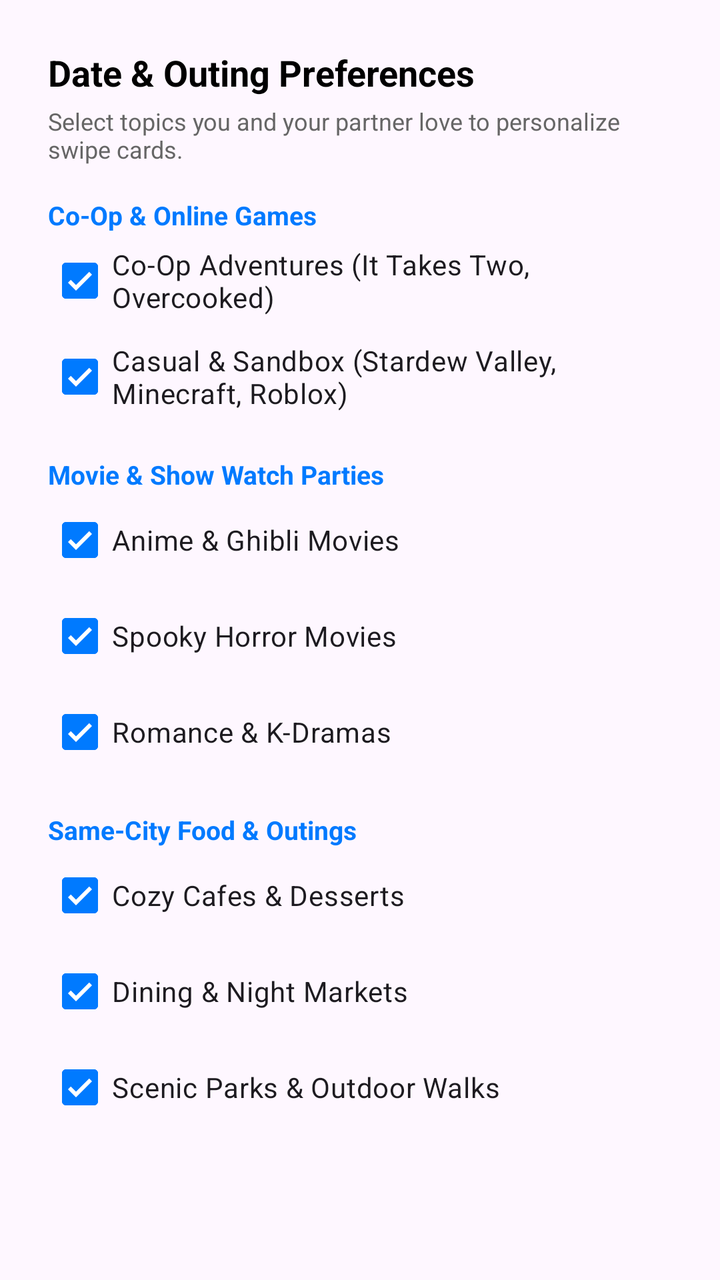
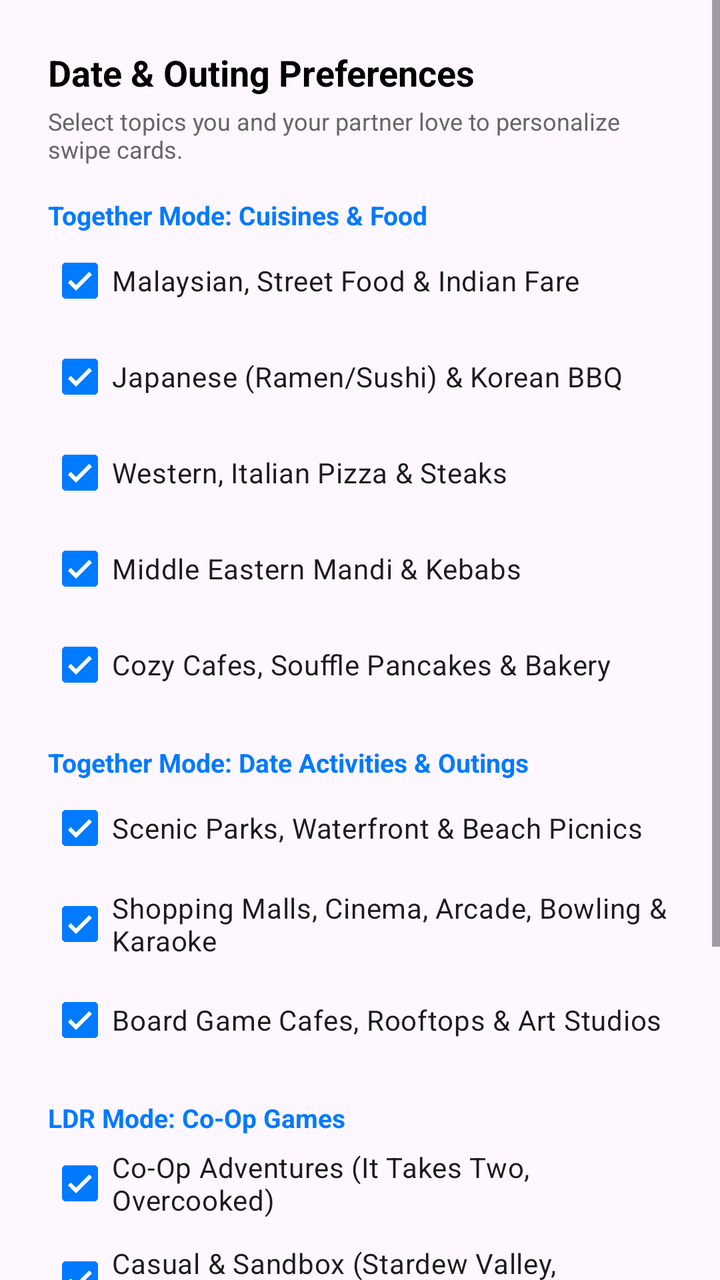

Compare the two renders of this Android layout. The source of the first and the diff that turns it into the second are given below.
<!-- AndroidManifest.xml: application theme Theme.ProjectCecily -->
<!-- res/layout/dialog_date_preferences.xml -->
<?xml version="1.0" encoding="utf-8"?>
<ScrollView xmlns:android="http://schemas.android.com/apk/res/android"
    xmlns:app="http://schemas.android.com/apk/res-auto"
    android:layout_width="match_parent"
    android:layout_height="wrap_content">

    <LinearLayout
        android:layout_width="match_parent"
        android:layout_height="wrap_content"
        android:orientation="vertical"
        android:padding="24dp">

        <TextView
            android:layout_width="wrap_content"
            android:layout_height="wrap_content"
            android:text="Date &amp; Outing Preferences"
            android:textColor="@color/text_primary"
            android:textSize="18sp"
            android:textStyle="bold" />

        <TextView
            android:layout_width="wrap_content"
            android:layout_height="wrap_content"
            android:layout_marginTop="4dp"
            android:text="Select topics you and your partner love to personalize swipe cards."
            android:textColor="@color/text_secondary"
            android:textSize="12sp" />

        
        <TextView
            android:layout_width="wrap_content"
            android:layout_height="wrap_content"
            android:layout_marginTop="16dp"
            android:text="Co-Op &amp; Online Games"
            android:textColor="@color/nav_selected"
            android:textSize="13sp"
            android:textStyle="bold" />

        <com.google.android.material.checkbox.MaterialCheckBox
            android:id="@+id/chkCoOpGames"
            android:layout_width="match_parent"
            android:layout_height="wrap_content"
            android:checked="true"
            android:text="Co-Op Adventures (It Takes Two, Overcooked)" />

        <com.google.android.material.checkbox.MaterialCheckBox
            android:id="@+id/chkCasualGames"
            android:layout_width="match_parent"
            android:layout_height="wrap_content"
            android:checked="true"
            android:text="Casual &amp; Sandbox (Stardew Valley, Minecraft, Roblox)" />

        
        <TextView
            android:layout_width="wrap_content"
            android:layout_height="wrap_content"
            android:layout_marginTop="16dp"
            android:text="Movie &amp; Show Watch Parties"
            android:textColor="@color/nav_selected"
            android:textSize="13sp"
            android:textStyle="bold" />

        <com.google.android.material.checkbox.MaterialCheckBox
            android:id="@+id/chkAnimeMovies"
            android:layout_width="match_parent"
            android:layout_height="wrap_content"
            android:checked="true"
            android:text="Anime &amp; Ghibli Movies" />

        <com.google.android.material.checkbox.MaterialCheckBox
            android:id="@+id/chkHorrorMovies"
            android:layout_width="match_parent"
            android:layout_height="wrap_content"
            android:checked="true"
            android:text="Spooky Horror Movies" />

        <com.google.android.material.checkbox.MaterialCheckBox
            android:id="@+id/chkRomanceMovies"
            android:layout_width="match_parent"
            android:layout_height="wrap_content"
            android:checked="true"
            android:text="Romance &amp; K-Dramas" />

        
        <TextView
            android:layout_width="wrap_content"
            android:layout_height="wrap_content"
            android:layout_marginTop="16dp"
            android:text="Same-City Food &amp; Outings"
            android:textColor="@color/nav_selected"
            android:textSize="13sp"
            android:textStyle="bold" />

        <com.google.android.material.checkbox.MaterialCheckBox
            android:id="@+id/chkCafes"
            android:layout_width="match_parent"
            android:layout_height="wrap_content"
            android:checked="true"
            android:text="Cozy Cafes &amp; Desserts" />

        <com.google.android.material.checkbox.MaterialCheckBox
            android:id="@+id/chkDining"
            android:layout_width="match_parent"
            android:layout_height="wrap_content"
            android:checked="true"
            android:text="Dining &amp; Night Markets" />

        <com.google.android.material.checkbox.MaterialCheckBox
            android:id="@+id/chkOutdoorParks"
            android:layout_width="match_parent"
            android:layout_height="wrap_content"
            android:checked="true"
            android:text="Scenic Parks &amp; Outdoor Walks" />

    </LinearLayout>
</ScrollView>
<!-- resources referenced by this layout -->
<resources>
  <color name="nav_selected">#007AFF</color>
  <color name="text_primary">#000000</color>
  <color name="text_secondary">#666666</color>
  <style name="Theme.ProjectCecily" parent="Base.Theme.ProjectCecily" />
  <style name="Base.Theme.ProjectCecily" parent="Theme.Material3.DayNight.NoActionBar">
          
          <item name="colorPrimary">@color/nav_selected</item>
          <item name="windowActionBar">false</item>
          <item name="windowNoTitle">true</item>
  
          
          <item name="colorOnSecondaryContainer">@color/nav_selected</item>
      </style>
</resources>

<!-- the commit's change to res/layout/dialog_date_preferences.xml (unified diff, before → after) -->
@@ -31,7 +31,83 @@
             android:layout_width="wrap_content"
             android:layout_height="wrap_content"
             android:layout_marginTop="16dp"
-            android:text="Co-Op &amp; Online Games"
+            android:text="Together Mode: Cuisines &amp; Food"
+            android:textColor="@color/nav_selected"
+            android:textSize="13sp"
+            android:textStyle="bold" />
+
+        <com.google.android.material.checkbox.MaterialCheckBox
+            android:id="@+id/chkLocalFood"
+            android:layout_width="match_parent"
+            android:layout_height="wrap_content"
+            android:checked="true"
+            android:text="Malaysian, Street Food &amp; Indian Fare" />
+
+        <com.google.android.material.checkbox.MaterialCheckBox
+            android:id="@+id/chkAsianFood"
+            android:layout_width="match_parent"
+            android:layout_height="wrap_content"
+            android:checked="true"
+            android:text="Japanese (Ramen/Sushi) &amp; Korean BBQ" />
+
+        <com.google.android.material.checkbox.MaterialCheckBox
+            android:id="@+id/chkWesternFood"
+            android:layout_width="match_parent"
+            android:layout_height="wrap_content"
+            android:checked="true"
+            android:text="Western, Italian Pizza &amp; Steaks" />
+
+        <com.google.android.material.checkbox.MaterialCheckBox
+            android:id="@+id/chkMiddleEasternFood"
+            android:layout_width="match_parent"
+            android:layout_height="wrap_content"
+            android:checked="true"
+            android:text="Middle Eastern Mandi &amp; Kebabs" />
+
+        <com.google.android.material.checkbox.MaterialCheckBox
+            android:id="@+id/chkCafes"
+            android:layout_width="match_parent"
+            android:layout_height="wrap_content"
+            android:checked="true"
+            android:text="Cozy Cafes, Souffle Pancakes &amp; Bakery" />
+
+        
+        <TextView
+            android:layout_width="wrap_content"
+            android:layout_height="wrap_content"
+            android:layout_marginTop="16dp"
+            android:text="Together Mode: Date Activities &amp; Outings"
+            android:textColor="@color/nav_selected"
+            android:textSize="13sp"
+            android:textStyle="bold" />
+
+        <com.google.android.material.checkbox.MaterialCheckBox
+            android:id="@+id/chkOutdoorNature"
+            android:layout_width="match_parent"
+            android:layout_height="wrap_content"
+            android:checked="true"
+            android:text="Scenic Parks, Waterfront &amp; Beach Picnics" />
+
+        <com.google.android.material.checkbox.MaterialCheckBox
+            android:id="@+id/chkEntertainment"
+            android:layout_width="match_parent"
+            android:layout_height="wrap_content"
+            android:checked="true"
+            android:text="Shopping Malls, Cinema, Arcade, Bowling &amp; Karaoke" />
+
+        <com.google.android.material.checkbox.MaterialCheckBox
+            android:id="@+id/chkCozyCreative"
+            android:layout_width="match_parent"
+            android:layout_height="wrap_content"
+            android:checked="true"
+            android:text="Board Game Cafes, Rooftops &amp; Art Studios" />
+
+        
+        <TextView
+            android:layout_width="wrap_content"
+            android:layout_height="wrap_content"
+            android:layout_marginTop="16dp"
+            android:text="LDR Mode: Co-Op Games"
             android:textColor="@color/nav_selected"
             android:textSize="13sp"
             android:textStyle="bold" />
@@ -55,7 +131,7 @@
             android:layout_width="wrap_content"
             android:layout_height="wrap_content"
             android:layout_marginTop="16dp"
-            android:text="Movie &amp; Show Watch Parties"
+            android:text="LDR Mode: Movie Watch Parties"
             android:textColor="@color/nav_selected"
             android:textSize="13sp"
             android:textStyle="bold" />
@@ -81,36 +157,5 @@
             android:checked="true"
             android:text="Romance &amp; K-Dramas" />
 
-        
-        <TextView
-            android:layout_width="wrap_content"
-            android:layout_height="wrap_content"
-            android:layout_marginTop="16dp"
-            android:text="Same-City Food &amp; Outings"
-            android:textColor="@color/nav_selected"
-            android:textSize="13sp"
-            android:textStyle="bold" />
-
-        <com.google.android.material.checkbox.MaterialCheckBox
-            android:id="@+id/chkCafes"
-            android:layout_width="match_parent"
-            android:layout_height="wrap_content"
-            android:checked="true"
-            android:text="Cozy Cafes &amp; Desserts" />
-
-        <com.google.android.material.checkbox.MaterialCheckBox
-            android:id="@+id/chkDining"
-            android:layout_width="match_parent"
-            android:layout_height="wrap_content"
-            android:checked="true"
-            android:text="Dining &amp; Night Markets" />
-
-        <com.google.android.material.checkbox.MaterialCheckBox
-            android:id="@+id/chkOutdoorParks"
-            android:layout_width="match_parent"
-            android:layout_height="wrap_content"
-            android:checked="true"
-            android:text="Scenic Parks &amp; Outdoor Walks" />
-
     </LinearLayout>
 </ScrollView>
